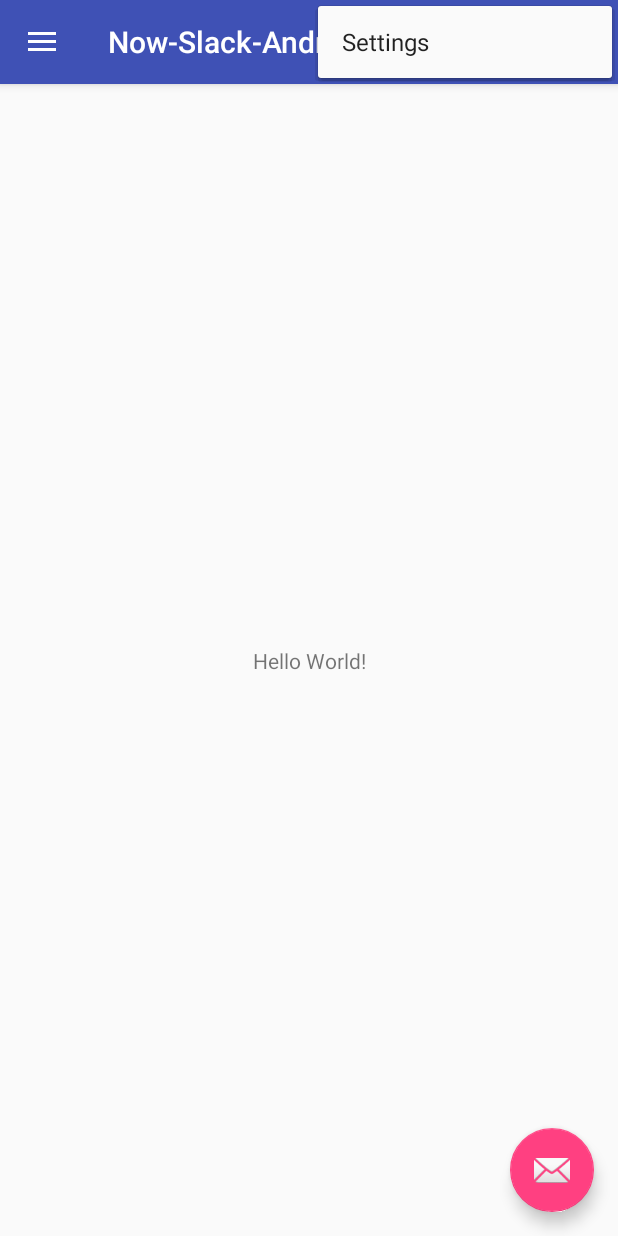
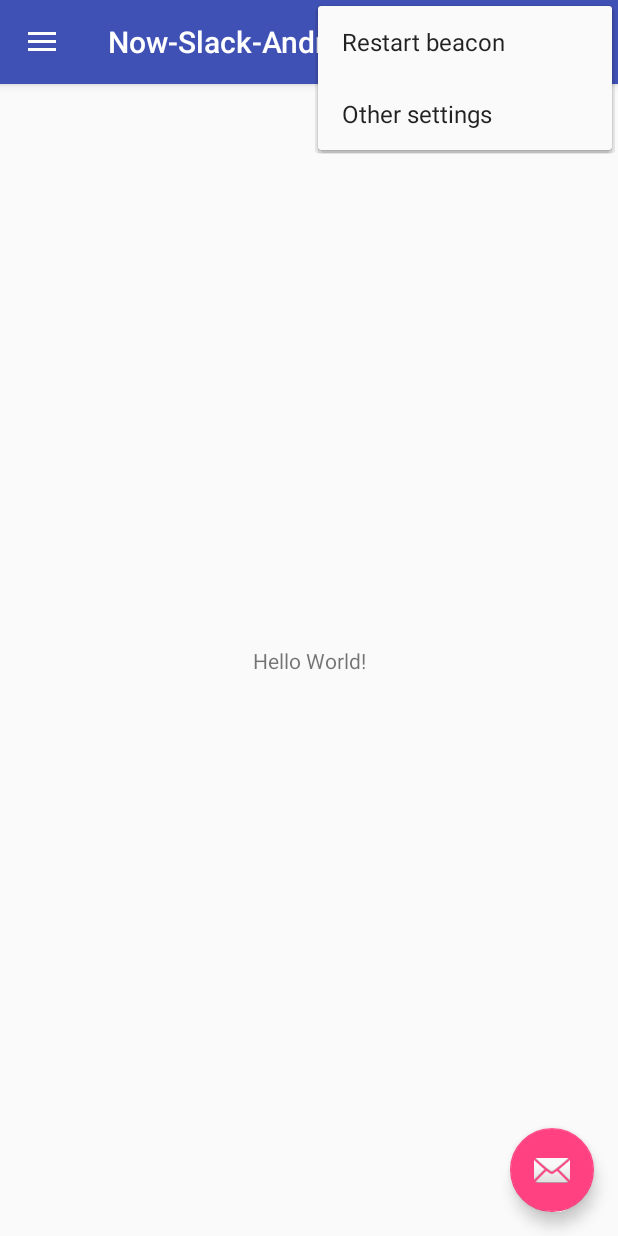
Before and after one commit to WataruSuzuki/Now-Slack-Android, an Android app: the screen it shows after launch (MainActivity), with the options menu open, on a phone screen of 412 x 824 dp. Run offline under Robolectric (Android 15) with nearby library versions, the phone set to English and light mode, and no system bars; libraries missing offline, so code that uses them is left out: jp.co.devjchankchan.

Commit message:
Added function : restart PhysicalBotService from mobile module.

```diff
--- a/mobile/src/main/res/menu/main.xml
+++ b/mobile/src/main/res/menu/main.xml
@@ -1,9 +1,15 @@
 <?xml version="1.0" encoding="utf-8"?>
 <menu xmlns:android="http://schemas.android.com/apk/res/android"
     xmlns:app="http://schemas.android.com/apk/res-auto">
+
     <item
-        android:id="@+id/action_settings"
+        android:id="@+id/action_restart_beacon"
         android:orderInCategory="100"
-        android:title="@string/action_settings"
+        android:title="@string/action_restart_beacon"
+        app:showAsAction="never" />
+    <item
+        android:id="@+id/action_other_settings"
+        android:orderInCategory="100"
+        android:title="@string/action_other_settings"
         app:showAsAction="never" />
 </menu>
--- a/mobile/src/main/res/values/strings.xml
+++ b/mobile/src/main/res/values/strings.xml
@@ -4,5 +4,6 @@
     <string name="navigation_drawer_open">Open navigation drawer</string>
     <string name="navigation_drawer_close">Close navigation drawer</string>
 
-    <string name="action_settings">Settings</string>
+    <string name="action_restart_beacon">Restart beacon</string>
+    <string name="action_other_settings">Other settings</string>
 </resources>
```
Also changed, not shown: mobile/src/main/java/jp/co/devjchankchan/now_slack_android/MainActivity.java (+18 -10 lines).
